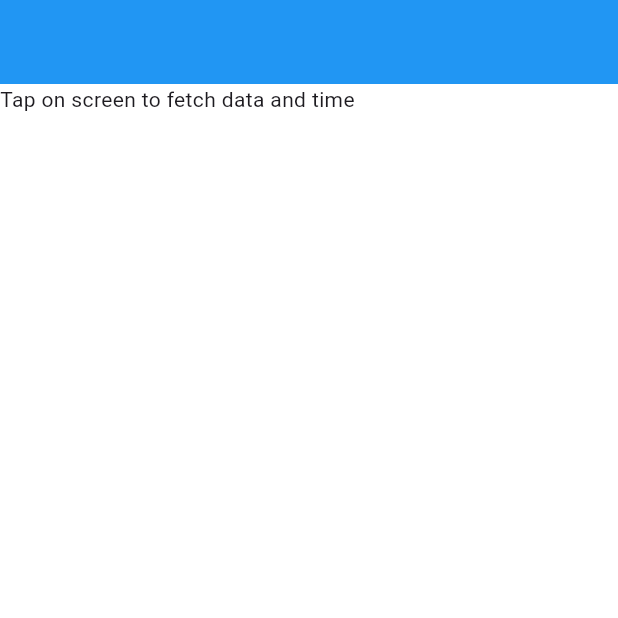
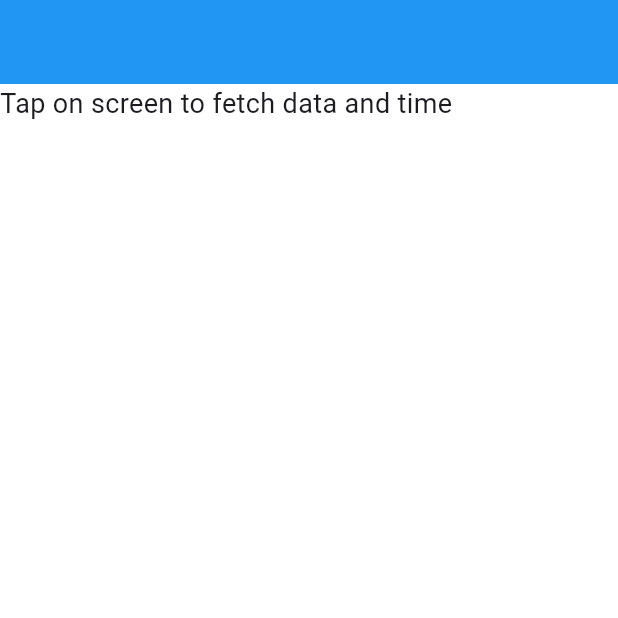
Before and after one commit to rasunM/inherited-widget, a Flutter app: the screen it shows after launch, on a phone screen of 412 x 824 dp, the top half of it. Run offline on Flutter 3.47's test engine with Material 3 defaults, Android fonts, the phone set to English and light mode, and no system bars.

```diff
--- a/lib/main.dart
+++ b/lib/main.dart
@@ -1,5 +1,4 @@
 import 'package:flutter/material.dart';
-import 'package:flutter/widgets.dart';
 import 'package:uuid/uuid.dart';
 
 void main(List<String> args) {
@@ -84,6 +83,7 @@ class DateTimeWidget extends StatelessWidget {
     final api = ApiProvider.of(context).api;
     return Text(
       api.dateAndTime ?? "Tap on screen to fetch data and time",
+      style: const TextStyle(fontSize: 18),
     );
   }
 }
```
